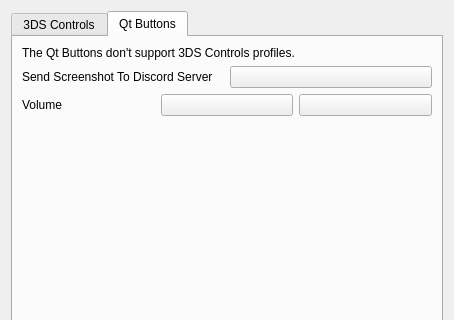
Qt form src/citra_qt/configuration/configure_input.ui (tbsp/citra-valentin) before a commit; both pictures show x 0 to 454 and y 0 to 320 of the 454 by 607 pixel window.
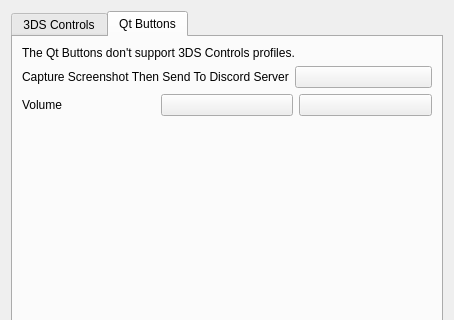
The same form after that commit. The open tabs and pages were chosen to show the change.

Commit message: reverted the screenshot rename and the big configuration window fix

Diff of the .ui file:
```diff
--- a/src/citra_qt/configuration/configure_input.ui
+++ b/src/citra_qt/configuration/configure_input.ui
@@ -764,7 +764,7 @@
          <item>
           <widget class="QLabel" name="label_6">
            <property name="text">
-            <string>Send Screenshot To Discord Server</string>
+            <string>Capture Screenshot Then Send To Discord Server</string>
            </property>
           </widget>
          </item>
```
Left out of the diff: 2 changed lines with no effect on the pictures. The commit also changes 10 other files.
